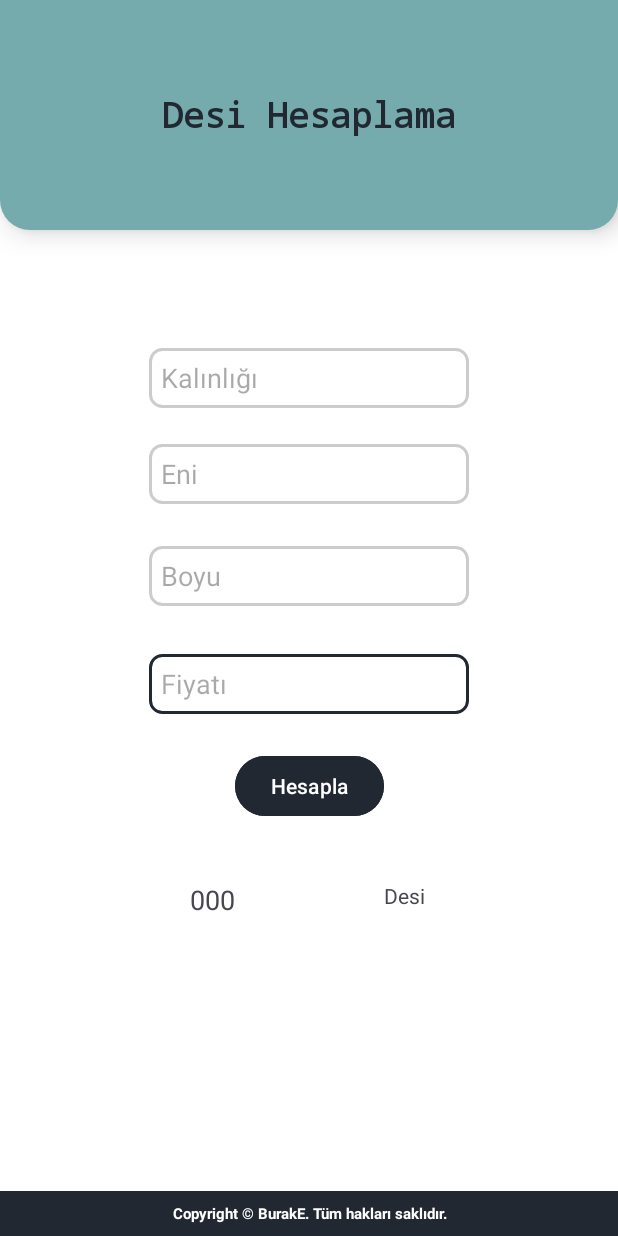
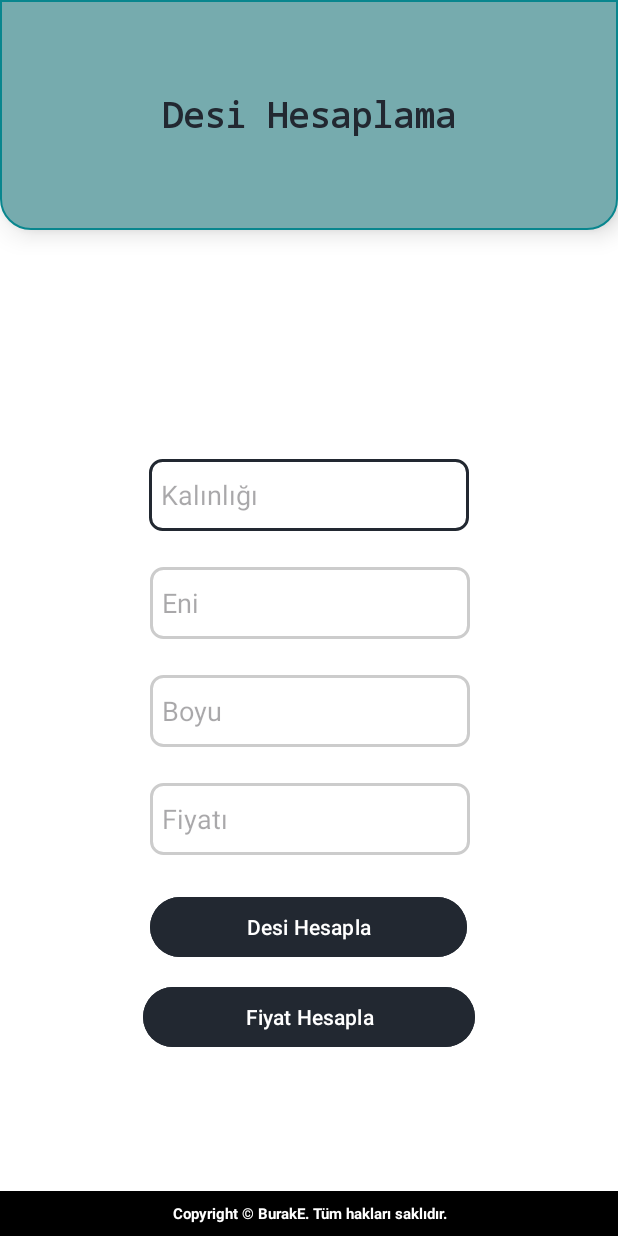
Before and after one commit to burake0/desi_hesaplayici, an Android app: the screen it shows after launch (MainActivity), on a phone screen of 412 x 824 dp. Run offline under Robolectric (Android 15) with nearby library versions, the phone set to English and light mode, and no system bars.

Commit message:
UI Design Updated

```diff
--- a/app/src/main/res/drawable/rounded_corner_background.xml
+++ b/app/src/main/res/drawable/rounded_corner_background.xml
@@ -8,6 +8,8 @@
                 android:bottomLeftRadius="20dp"
                 android:bottomRightRadius="20dp"/>
             <solid android:color="#76ABAE"/>
+            <stroke android:color="#08868E"
+                android:width="1dp"/>
         </shape>
     </item>
 </layer-list>
--- a/app/src/main/res/layout/activity_main.xml
+++ b/app/src/main/res/layout/activity_main.xml
@@ -9,60 +9,6 @@
     android:layout_height="match_parent"
     tools:context=".MainActivity">
 
-    <EditText
-        android:id="@+id/price"
-        android:layout_width="wrap_content"
-        android:layout_height="40dp"
-        android:layout_marginBottom="24dp"
-        android:background="@drawable/edittext_view"
-        android:ems="10"
-        android:padding="8dp"
-        android:hint="@string/fiyat"
-        android:inputType="number"
-        app:layout_constraintBottom_toTopOf="@+id/button2"
-        app:layout_constraintEnd_toEndOf="parent"
-        app:layout_constraintStart_toStartOf="parent"
-        tools:ignore="HardcodedText" />
-
-    <EditText
-        android:id="@+id/height"
-        android:layout_width="wrap_content"
-        android:layout_height="40dp"
-        android:layout_marginBottom="32dp"
-        android:background="@drawable/edittext_view"
-        android:ems="10"
-        android:padding="8dp"
-        android:hint="Boyu"
-        android:inputType="number"
-        app:layout_constraintBottom_toTopOf="@+id/price"
-        app:layout_constraintEnd_toEndOf="parent"
-        app:layout_constraintStart_toStartOf="parent" />
-
-    <TextView
-        android:id="@+id/desiKup"
-        android:layout_width="wrap_content"
-        android:layout_height="wrap_content"
-        android:layout_marginBottom="212dp"
-        android:text="000"
-        android:textSize="18dp"
-        app:layout_constraintBottom_toBottomOf="parent"
-        app:layout_constraintEnd_toStartOf="@+id/button2"
-        app:layout_constraintHorizontal_bias="1.0"
-        app:layout_constraintStart_toStartOf="parent" />
-
-    <TextView
-        android:id="@+id/textView2"
-        android:layout_width="wrap_content"
-        android:layout_height="wrap_content"
-        android:layout_marginEnd="140dp"
-        android:text="@string/desi"
-        app:layout_constraintBottom_toBottomOf="parent"
-        app:layout_constraintEnd_toEndOf="parent"
-        app:layout_constraintHorizontal_bias="0.0"
-        app:layout_constraintStart_toEndOf="@+id/button2"
-        app:layout_constraintTop_toTopOf="@+id/desiKup"
-        app:layout_constraintVertical_bias="0.0" />
-
     <TextView
         android:id="@+id/textView3"
         android:layout_width="match_parent"
@@ -72,9 +18,9 @@
         android:elevation="10dp"
         android:fontFamily="monospace"
         android:gravity="center"
-        android:text="Desi Hesaplama"
+        android:text="@string/desi_hesaplama"
         android:textColor="#222831"
-        android:textSize="23dp"
+        android:textSize="23sp"
         android:textStyle="bold"
         app:layout_constraintBottom_toTopOf="@+id/thickness"
         app:layout_constraintEnd_toEndOf="parent"
@@ -86,58 +32,107 @@
     <EditText
         android:id="@+id/thickness"
         android:layout_width="wrap_content"
-        android:layout_height="40dp"
+        android:layout_height="48dp"
         android:layout_marginBottom="24dp"
         android:background="@drawable/edittext_view"
+        android:ems="10"
+        android:hint="@string/kal_nl"
+        android:importantForAutofill="no"
+        android:inputType="number"
         android:padding="8dp"
-        android:ems="10"
-        android:hint="Kalınlığı"
-        android:inputType="number"
         app:layout_constraintBottom_toTopOf="@+id/width"
         app:layout_constraintEnd_toEndOf="parent"
         app:layout_constraintStart_toStartOf="parent"
         app:layout_constraintTop_toTopOf="parent"
         app:layout_constraintVertical_bias="1.0" />
 
+    <EditText
+        android:id="@+id/width"
+        android:layout_width="wrap_content"
+        android:layout_height="48dp"
+        android:layout_marginBottom="24dp"
+        android:background="@drawable/edittext_view"
+        android:ems="10"
+        android:hint="@string/eni"
+        android:importantForAutofill="no"
+        android:inputType="number"
+        android:padding="8dp"
+        app:layout_constraintBottom_toTopOf="@+id/height"
+        app:layout_constraintEnd_toEndOf="parent"
+        app:layout_constraintHorizontal_bias="0.502"
+        app:layout_constraintStart_toStartOf="parent" />
+
     <Button
         android:id="@+id/button2"
-        android:layout_width="wrap_content"
-        android:layout_height="wrap_content"
-        android:layout_marginBottom="276dp"
+        android:layout_width="211dp"
+        android:layout_height="48dp"
+        android:layout_marginStart="100dp"
+        android:layout_marginBottom="12dp"
         android:backgroundTint="#222831"
         android:elevation="10dp"
-        android:text="@string/hesapla"
-        app:layout_constraintBottom_toBottomOf="parent"
-        app:layout_constraintEnd_toEndOf="parent"
+        android:text="@string/desi_hesapla"
+        app:layout_constraintBottom_toTopOf="@+id/button"
+        app:layout_constraintEnd_toEndOf="@+id/price"
+        app:layout_constraintHorizontal_bias="0.0"
         app:layout_constraintStart_toStartOf="parent" />
 
     <EditText
-        android:id="@+id/width"
+        android:id="@+id/height"
         android:layout_width="wrap_content"
-        android:layout_height="40dp"
-        android:layout_marginBottom="28dp"
+        android:layout_height="48dp"
+        android:layout_marginBottom="24dp"
         android:background="@drawable/edittext_view"
+        android:ems="10"
+        android:hint="@string/boyu"
+        android:importantForAutofill="no"
+        android:inputType="number"
         android:padding="8dp"
+        app:layout_constraintBottom_toTopOf="@+id/price"
+        app:layout_constraintEnd_toEndOf="parent"
+        app:layout_constraintHorizontal_bias="0.502"
+        app:layout_constraintStart_toStartOf="parent" />
+
+    <EditText
+        android:id="@+id/price"
+        android:layout_width="wrap_content"
+        android:layout_height="48dp"
+        android:layout_marginBottom="24dp"
+        android:background="@drawable/edittext_view"
         android:ems="10"
-        android:hint="Eni"
+        android:hint="@string/fiyat"
         android:inputType="number"
-        app:layout_constraintBottom_toTopOf="@+id/height"
+        android:padding="8dp"
+        app:layout_constraintBottom_toTopOf="@+id/button2"
         app:layout_constraintEnd_toEndOf="parent"
-        app:layout_constraintStart_toStartOf="parent" />
+        app:layout_constraintHorizontal_bias="0.502"
+        app:layout_constraintStart_toStartOf="parent"
+        tools:ignore="HardcodedText" />
 
     <TextView
         android:id="@+id/textView4"
         android:layout_width="match_parent"
         android:layout_height="30dp"
-        android:background="#222831"
+        android:background="@color/black"
         android:gravity="center"
-        android:text="Copyright © BurakE. Tüm hakları saklıdır."
+        android:text="@string/copyright_burake_t_m_haklar_sakl_d_r"
         android:textColor="@color/white"
-        android:textSize="10dp"
+        android:textSize="10sp"
         android:textStyle="bold"
         app:layout_constraintBottom_toBottomOf="parent"
         app:layout_constraintEnd_toEndOf="parent"
         app:layout_constraintHorizontal_bias="0.0"
+        app:layout_constraintStart_toStartOf="parent"
+        tools:ignore="SmallSp,TextSizeCheck" />
+
+    <Button
+        android:id="@+id/button"
+        android:layout_width="221dp"
+        android:layout_height="48dp"
+        android:layout_marginBottom="92dp"
+        android:backgroundTint="#222831"
+        android:text="@string/fiyat_hesapla"
+        app:layout_constraintBottom_toTopOf="@+id/textView4"
+        app:layout_constraintEnd_toEndOf="parent"
         app:layout_constraintStart_toStartOf="parent" />
 
 </androidx.constraintlayout.widget.ConstraintLayout>
--- a/app/src/main/res/values/strings.xml
+++ b/app/src/main/res/values/strings.xml
@@ -3,4 +3,12 @@
     <string name="hesapla">Hesapla</string>
     <string name="desi">Desi</string>
     <string name="fiyat">Fiyatı</string>
+    <string name="boyu">Boyu</string>
+    <string name="_000">000</string>
+    <string name="eni">Eni</string>
+    <string name="kal_nl">Kalınlığı</string>
+    <string name="desi_hesaplama">Desi Hesaplama</string>
+    <string name="copyright_burake_t_m_haklar_sakl_d_r">Copyright © BurakE. Tüm hakları saklıdır.</string>
+    <string name="desi_hesapla">Desi Hesapla</string>
+    <string name="fiyat_hesapla">Fiyat Hesapla</string>
 </resources>
```
Also changed, not shown: app/src/main/java/com/example/desihesaplama/MainActivity.kt (+4 -5 lines).
